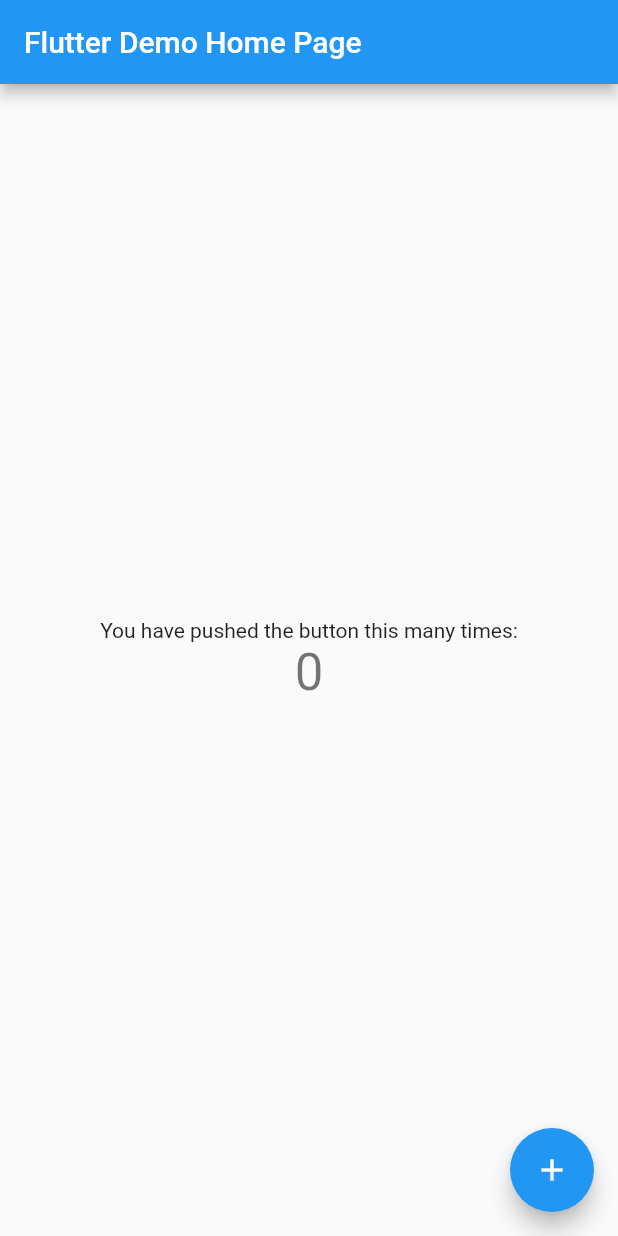
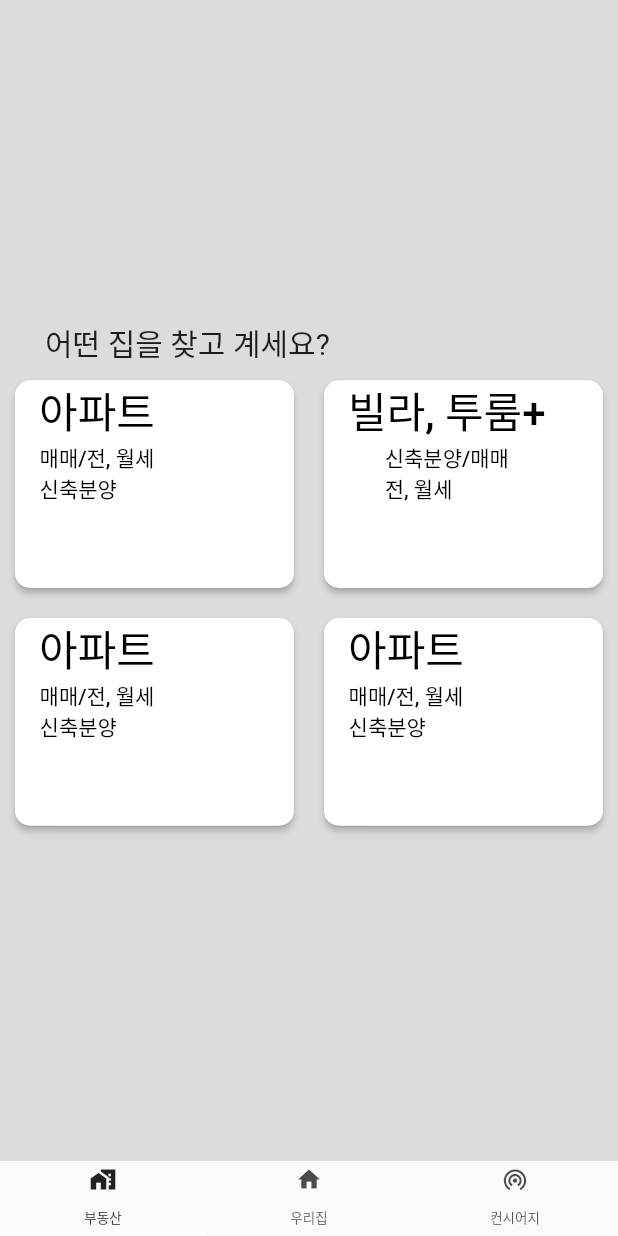
Before and after one commit to HanBI24/JikBang_Refactoring, a Flutter app: the screen it shows after launch, on a phone screen of 412 x 824 dp. Run offline on Flutter 3.47's test engine with Material 2 defaults, Android fonts, the phone set to English and light mode, and no system bars.

Commit message:
Add Estate Screen

```diff
--- a/lib/main.dart
+++ b/lib/main.dart
@@ -1,113 +1,41 @@
 import 'package:flutter/material.dart';
+import 'package:jikbang_refactoring/screen/concierge_screen.dart';
+import 'package:jikbang_refactoring/screen/estate_screen.dart';
+import 'package:jikbang_refactoring/screen/myhouse_screen.dart';
+import 'package:jikbang_refactoring/widget/bottom_nav_bar.dart';
 
 void main() {
   runApp(MyApp());
 }
 
-class MyApp extends StatelessWidget {
-  // This widget is the root of your application.
+class MyApp extends StatefulWidget {
+  _MyHomePageState createState() => _MyHomePageState();
+}
+
+class _MyHomePageState extends State<MyApp> {
   @override
   Widget build(BuildContext context) {
     return MaterialApp(
-      title: 'Flutter Demo',
+      title: '직방',
       theme: ThemeData(
-        // This is the theme of your application.
-        //
-        // Try running your application with "flutter run". You'll see the
-        // application has a blue toolbar. Then, without quitting the app, try
-        // changing the primarySwatch below to Colors.green and then invoke
-        // "hot reload" (press "r" in the console where you ran "flutter run",
-        // or simply save your changes to "hot reload" in a Flutter IDE).
-        // Notice that the counter didn't reset back to zero; the application
-        // is not restarted.
-        primarySwatch: Colors.blue,
+        brightness: Brightness.light,
+        primaryColor: Colors.white,
+        accentColor: Colors.white,
       ),
-      home: MyHomePage(title: 'Flutter Demo Home Page'),
+      home: DefaultTabController(
+        length: 3,
+        child: Scaffold(
+          body: TabBarView(
+            physics: NeverScrollableScrollPhysics(),
+            children: <Widget>[
+              RealEstate(),
+              MyHouse(),
+              Concierge(),
+            ],
+          ),
+          bottomNavigationBar: BottomNavBar(),
+        ),
+      ),
     );
   }
 }
-
-class MyHomePage extends StatefulWidget {
-  MyHomePage({Key key, this.title}) : super(key: key);
-
-  // This widget is the home page of your application. It is stateful, meaning
-  // that it has a State object (defined below) that contains fields that affect
-  // how it looks.
-
-  // This class is the configuration for the state. It holds the values (in this
-  // case the title) provided by the parent (in this case the App widget) and
-  // used by the build method of the State. Fields in a Widget subclass are
-  // always marked "final".
-
-  final String title;
-
-  @override
-  _MyHomePageState createState() => _MyHomePageState();
-}
-
-class _MyHomePageState extends State<MyHomePage> {
-  int _counter = 0;
-
-  void _incrementCounter() {
-    setState(() {
-      // This call to setState tells the Flutter framework that something has
-      // changed in this State, which causes it to rerun the build method below
-      // so that the display can reflect the updated values. If we changed
-      // _counter without calling setState(), then the build method would not be
-      // called again, and so nothing would appear to happen.
-      _counter++;
-    });
-  }
-
-  @override
-  Widget build(BuildContext context) {
-    // This method is rerun every time setState is called, for instance as done
-    // by the _incrementCounter method above.
-    //
-    // The Flutter framework has been optimized to make rerunning build methods
-    // fast, so that you can just rebuild anything that needs updating rather
-    // than having to individually change instances of widgets.
-    return Scaffold(
-      appBar: AppBar(
-        // Here we take the value from the MyHomePage object that was created by
-        // the App.build method, and use it to set our appbar title.
-        title: Text(widget.title),
-      ),
-      body: Center(
-        // Center is a layout widget. It takes a single child and positions it
-        // in the middle of the parent.
-        child: Column(
-          // Column is also a layout widget. It takes a list of children and
-          // arranges them vertically. By default, it sizes itself to fit its
-          // children horizontally, and tries to be as tall as its parent.
-          //
-          // Invoke "debug painting" (press "p" in the console, choose the
-          // "Toggle Debug Paint" action from the Flutter Inspector in Android
-          // Studio, or the "Toggle Debug Paint" command in Visual Studio Code)
-          // to see the wireframe for each widget.
-          //
-          // Column has various properties to control how it sizes itself and
-          // how it positions its children. Here we use mainAxisAlignment to
-          // center the children vertically; the main axis here is the vertical
-          // axis because Columns are vertical (the cross axis would be
-          // horizontal).
-          mainAxisAlignment: MainAxisAlignment.center,
-          children: <Widget>[
-            Text(
-              'You have pushed the button this many times:',
-            ),
-            Text(
-              '$_counter',
-              style: Theme.of(context).textTheme.headline4,
-            ),
-          ],
-        ),
-      ),
-      floatingActionButton: FloatingActionButton(
-        onPressed: _incrementCounter,
-        tooltip: 'Increment',
-        child: Icon(Icons.add),
-      ), // This trailing comma makes auto-formatting nicer for build methods.
-    );
-  }
-}
--- /dev/null
+++ b/lib/screen/concierge_screen.dart
@@ -0,0 +1,16 @@
+import 'package:flutter/cupertino.dart';
+import 'package:flutter/material.dart';
+
+class Concierge extends StatelessWidget {
+  @override
+  Widget build(BuildContext context) {
+    return Scaffold(
+      body: Center(
+        child: Text(
+          'Concierge',
+          style: TextStyle(fontSize: 32),
+        ),
+      ),
+    );
+  }
+}
--- /dev/null
+++ b/lib/screen/estate_screen.dart
@@ -0,0 +1,148 @@
+import 'package:flutter/cupertino.dart';
+import 'package:flutter/material.dart';
+
+class RealEstate extends StatelessWidget {
+  @override
+  Widget build(BuildContext context) {
+    var size = MediaQuery.of(context).size;
+
+    final double itemHeight = (size.height - kToolbarHeight - 24) / 2;
+    final double itemWidth = size.width / 2;
+
+    return Scaffold(
+      backgroundColor: Colors.black12,
+      body: Center(
+        child: Column(
+          mainAxisAlignment: MainAxisAlignment.center,
+          children: <Widget>[
+            Container(
+              padding: const EdgeInsets.only(left: 30.0),
+              child: Row(
+                mainAxisAlignment: MainAxisAlignment.start,
+                children: <Widget>[
+                  Text(
+                    '어떤 집을 찾고 계세요?',
+                    style: TextStyle(fontSize: 20),
+                  ),
+                ],
+              ),
+            ),
+            Column(
+              children: <Widget>[
+                GridView.count(
+                  crossAxisCount: 2,
+                  shrinkWrap: true,
+                  primary: false,
+                  childAspectRatio: 1.3,
+                  children: <Widget>[
+                      Container(
+                        padding: const EdgeInsets.all(10.0),
+                        child: ElevatedButton(
+                        style: ElevatedButton.styleFrom(
+                            primary: Colors.white,
+                            onPrimary: Colors.black,
+                            shape: const RoundedRectangleBorder(borderRadius: BorderRadius.all(Radius.circular(10)))
+                        ),
+                        child: Row(
+                          mainAxisAlignment: MainAxisAlignment.start,
+                          children: <Widget>[
+                            Column(
+                              children: <Widget>[
+                                Text(
+                                    '아파트',
+                                    style: TextStyle(fontSize: 28)
+                                ),
+                                Text('매매/전, 월세\n신축분양')
+                              ],
+                            ),
+                          ],
+                        ),
+                        onPressed: (){},
+                        ),
+                      ),
+                    Container(
+                      padding: const EdgeInsets.all(10.0),
+                      child: ElevatedButton(
+                        style: ElevatedButton.styleFrom(
+                          alignment: Alignment.centerLeft,
+                            primary: Colors.white,
+                            onPrimary: Colors.black,
+                            shape: const RoundedRectangleBorder(borderRadius: BorderRadius.all(Radius.circular(10)))
+                        ),
+                        child: Row(
+                          mainAxisAlignment: MainAxisAlignment.start,
+                          children: <Widget>[
+                            Column(
+                              children: <Widget>[
+                                Text(
+                                    '빌라, 투룸+',
+                                    style: TextStyle(fontSize: 28)
+                                ),
+                                Text('신축분양/매매\n전, 월세')
+                              ],
+                            ),
+                          ],
+                        ),
+                        onPressed: (){},
+                      ),
+                    ),
+                    Container(
+                      padding: const EdgeInsets.all(10.0),
+                      child: ElevatedButton(
+                        style: ElevatedButton.styleFrom(
+                            primary: Colors.white,
+                            onPrimary: Colors.black,
+                            shape: const RoundedRectangleBorder(borderRadius: BorderRadius.all(Radius.circular(10)))
+                        ),
+                        child: Row(
+                          mainAxisAlignment: MainAxisAlignment.start,
+                          children: <Widget>[
+                            Column(
+                              children: <Widget>[
+                                Text(
+                                    '아파트',
+                                    style: TextStyle(fontSize: 28)
+                                ),
+                                Text('매매/전, 월세\n신축분양'),
+                              ],
+                            ),
+                          ],
+                        ),
+                        onPressed: (){},
+                      ),
+                    ),
+                    Container(
+                      padding: const EdgeInsets.all(10.0),
+                      child: ElevatedButton(
+                        style: ElevatedButton.styleFrom(
+                            primary: Colors.white,
+                            onPrimary: Colors.black,
+                            shape: const RoundedRectangleBorder(borderRadius: BorderRadius.all(Radius.circular(10)))
+                        ),
+                        child: Row(
+                          mainAxisAlignment: MainAxisAlignment.start,
+                          children: <Widget>[
+                            Column(
+                              children: <Widget>[
+                                Text(
+                                    '아파트',
+                                    style: TextStyle(fontSize: 28)
+                                ),
+                                Text('매매/전, 월세\n신축분양')
+                              ],
+                            ),
+                          ],
+                        ),
+                        onPressed: (){},
+                      ),
+                    ),
+                  ],
+                ),
+              ],
+            )
+          ],
+        )
+      ),
+    );
+  }
+}
--- /dev/null
+++ b/lib/screen/myhouse_screen.dart
@@ -0,0 +1,16 @@
+import 'package:flutter/cupertino.dart';
+import 'package:flutter/material.dart';
+
+class MyHouse extends StatelessWidget {
+  @override
+  Widget build(BuildContext context) {
+    return Scaffold(
+      body: Center(
+        child: Text(
+          'My House',
+          style: TextStyle(fontSize: 32),
+        ),
+      ),
+    );
+  }
+}
--- /dev/null
+++ b/lib/widget/bottom_nav_bar.dart
@@ -0,0 +1,48 @@
+import 'package:flutter/cupertino.dart';
+import 'package:flutter/material.dart';
+
+class BottomNavBar extends StatelessWidget {
+  @override
+  Widget build(BuildContext context) {
+    return Container(
+      child: Container(
+        height: 50,
+        child: TabBar(
+          tabs: <Widget>[
+            Tab(
+              icon: Icon(
+                Icons.home_work_sharp,
+                size: 18
+              ),
+              child: Text(
+                '부동산',
+                style: TextStyle(fontSize: 9),
+              ),
+            ),
+            Tab(
+              icon: Icon(
+                  Icons.home,
+                  size: 18
+              ),
+              child: Text(
+                '우리집',
+                style: TextStyle(fontSize: 9),
+              ),
+            ),
+            Tab(
+              icon: Icon(
+                  Icons.wifi_tethering,
+                  size: 18
+              ),
+              child: Text(
+                '컨시어지',
+                style: TextStyle(fontSize: 9),
+              ),
+            ),
+          ],
+        ),
+      ),
+    );
+  }
+
+}
```
